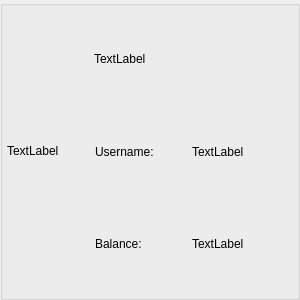
eguzki/penyamanager, file penyamanager/user/memberprofilegroupbox.ui: the form before one commit.
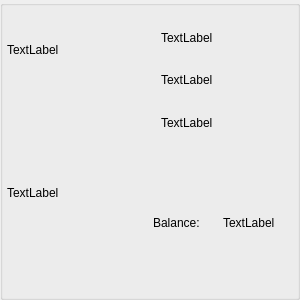
The form after the commit.

What changed in the file:
```diff
--- a/penyamanager/user/memberprofilegroupbox.ui
+++ b/penyamanager/user/memberprofilegroupbox.ui
@@ -48,6 +48,8 @@
     <number>4</number>
    </property>
    <item>
+    <layout class="QVBoxLayout" name="verticalLayout_2">
+     <item>
     <widget class="QLabel" name="memberImageLabel">
      <property name="minimumSize">
       <size>
@@ -67,59 +69,6 @@
     </widget>
    </item>
    <item>
-    <widget class="QWidget" name="memberInfoWidget" native="true">
-     <layout class="QVBoxLayout" name="verticalLayout">
-      <property name="spacing">
-       <number>3</number>
-      </property>
-      <property name="leftMargin">
-       <number>4</number>
-      </property>
-      <property name="topMargin">
-       <number>4</number>
-      </property>
-      <property name="rightMargin">
-       <number>4</number>
-      </property>
-      <property name="bottomMargin">
-       <number>4</number>
-      </property>
-      <item>
-       <widget class="QLabel" name="nameLabel">
-        <property name="text">
-         <string notr="true">TextLabel</string>
-        </property>
-        <property name="textFormat">
-         <enum>Qt::PlainText</enum>
-        </property>
-       </widget>
-      </item>
-      <item>
-       <widget class="QWidget" name="memberUsernameWidget" native="true">
-        <layout class="QHBoxLayout" name="horizontalLayout_3">
-         <property name="spacing">
-          <number>1</number>
-         </property>
-         <property name="leftMargin">
-          <number>1</number>
-         </property>
-         <property name="topMargin">
-          <number>1</number>
-         </property>
-         <property name="rightMargin">
-          <number>1</number>
-         </property>
-         <property name="bottomMargin">
-          <number>1</number>
-         </property>
-         <item>
-          <widget class="QLabel" name="memberUsernameLabel">
-           <property name="text">
-            <string>Username:</string>
-           </property>
-          </widget>
-         </item>
-         <item>
           <widget class="QLabel" name="memberUsernameValueLabel">
            <property name="text">
             <string notr="true">TextLabel</string>
@@ -127,6 +76,34 @@
           </widget>
          </item>
         </layout>
+   </item>
+   <item>
+    <layout class="QVBoxLayout" name="verticalLayout_3">
+     <item>
+      <widget class="QWidget" name="nameQWidget" native="true">
+       <layout class="QVBoxLayout" name="verticalLayout">
+        <item>
+         <widget class="QLabel" name="membernameLabel">
+          <property name="text">
+           <string>TextLabel</string>
+          </property>
+         </widget>
+        </item>
+        <item>
+         <widget class="QLabel" name="surname1Label">
+          <property name="text">
+           <string>TextLabel</string>
+          </property>
+         </widget>
+        </item>
+        <item>
+         <widget class="QLabel" name="surname2Label">
+          <property name="text">
+           <string>TextLabel</string>
+          </property>
+         </widget>
+        </item>
+       </layout>
        </widget>
       </item>
       <item>
@@ -165,7 +142,6 @@
        </widget>
       </item>
      </layout>
-    </widget>
    </item>
   </layout>
  </widget>
```
Lines whose indentation alone changed are shown as unchanged.
